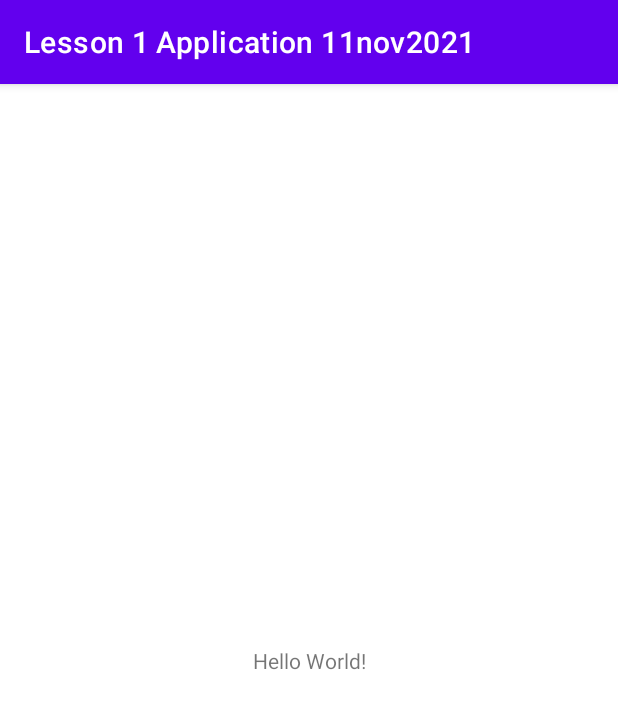
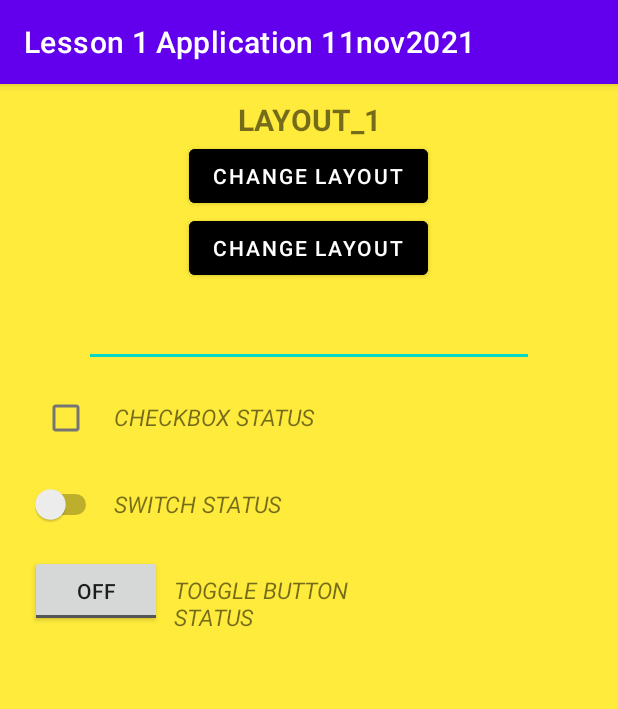
Before and after one commit to DmitryXIII/Lesson_1_application_11nov2021, an Android app: the screen it shows after launch (MainActivity), on a phone screen of 412 x 824 dp. Shown: the top 709 px of the screen. Run offline under Robolectric (Android 15) with nearby library versions, the phone set to English and light mode, and no system bars.

Commit message:
change layouts by click on button

```diff
--- a/app/src/main/AndroidManifest.xml
+++ b/app/src/main/AndroidManifest.xml
@@ -18,6 +18,7 @@
                 <category android:name="android.intent.category.LAUNCHER" />
             </intent-filter>
         </activity>
+        <activity android:name=".SecondLayout"></activity>
     </application>
 
 </manifest>
--- a/app/src/main/java/com/ineedyourcode/lesson1application11nov2021/MainActivity.java
+++ b/app/src/main/java/com/ineedyourcode/lesson1application11nov2021/MainActivity.java
@@ -2,7 +2,10 @@ package com.ineedyourcode.lesson1application11nov2021;
 
 import androidx.appcompat.app.AppCompatActivity;
 
+import android.content.Intent;
 import android.os.Bundle;
+import android.view.View;
+import android.widget.Button;
 
 public class MainActivity extends AppCompatActivity {
 
@@ -10,5 +13,12 @@ public class MainActivity extends AppCompatActivity {
     protected void onCreate(Bundle savedInstanceState) {
         super.onCreate(savedInstanceState);
         setContentView(R.layout.activity_main);
+
+        Button btnChangeLayout1to2 = findViewById(R.id.btn_change_layout_1_to_2);
+
+        btnChangeLayout1to2.setOnClickListener(v -> {
+            Intent intent = new Intent(MainActivity.this, SecondLayout.class);
+            startActivity(intent);
+        });
     }
 }
--- /dev/null
+++ b/app/src/main/java/com/ineedyourcode/lesson1application11nov2021/SecondLayout.java
@@ -0,0 +1,24 @@
+package com.ineedyourcode.lesson1application11nov2021;
+
+import android.content.Intent;
+import android.os.Bundle;
+import android.view.View;
+import android.widget.Button;
+
+import androidx.appcompat.app.AppCompatActivity;
+
+public class SecondLayout extends AppCompatActivity {
+
+    @Override
+    protected void onCreate(Bundle savedInstanceState) {
+        super.onCreate(savedInstanceState);
+        setContentView(R.layout.activity_second_layout);
+
+        Button btnChangeLayout2to1 = findViewById(R.id.btn_change_layout_2_to_1);
+
+        btnChangeLayout2to1.setOnClickListener(v -> {
+            Intent intent = new Intent(SecondLayout.this, MainActivity.class);
+            startActivity(intent);
+        });
+    }
+}
--- a/app/src/main/res/layout/activity_main.xml
+++ b/app/src/main/res/layout/activity_main.xml
@@ -1,18 +1,110 @@
 <?xml version="1.0" encoding="utf-8"?>
-<androidx.constraintlayout.widget.ConstraintLayout xmlns:android="http://schemas.android.com/apk/res/android"
-    xmlns:app="http://schemas.android.com/apk/res-auto"
+<LinearLayout xmlns:android="http://schemas.android.com/apk/res/android"
     xmlns:tools="http://schemas.android.com/tools"
+    android:orientation="vertical"
     android:layout_width="match_parent"
     android:layout_height="match_parent"
+    android:background="@color/yellow"
+    android:padding="10dp"
     tools:context=".MainActivity">
 
     <TextView
+        android:id="@+id/txt_layout_1"
+        android:layout_width="match_parent"
+        android:layout_height="wrap_content"
+        android:gravity="center_horizontal|top"
+        android:text="LAYOUT_1"
+        android:textSize="20sp"
+        android:textStyle="bold" />
+
+    <Button
+        android:id="@+id/btn_change_layout_1_to_2"
         android:layout_width="wrap_content"
         android:layout_height="wrap_content"
-        android:text="Hello World!"
-        app:layout_constraintBottom_toBottomOf="parent"
-        app:layout_constraintLeft_toLeftOf="parent"
-        app:layout_constraintRight_toRightOf="parent"
-        app:layout_constraintTop_toTopOf="parent" />
+        android:layout_gravity="center_horizontal"
+        android:backgroundTint="@color/black"
+        android:text="Change layout" />
 
-</androidx.constraintlayout.widget.ConstraintLayout>
+    <Button
+        android:id="@+id/btn_111"
+        android:layout_width="wrap_content"
+        android:layout_height="wrap_content"
+        android:layout_gravity="center_horizontal"
+        android:backgroundTint="@color/black"
+        android:text="Change layout" />
+
+    <EditText
+        android:id="@+id/etxt_edittext_1"
+        android:layout_width="300dp"
+        android:layout_height="wrap_content"
+        android:layout_gravity="center_horizontal"
+        android:padding="15dp" />
+
+    <LinearLayout
+        android:id="@+id/layout_checkbox"
+        android:layout_width="match_parent"
+        android:layout_height="wrap_content"
+        android:orientation="horizontal"
+        android:padding="10dp">
+
+        <CheckBox
+            android:id="@+id/cbx_checkbox_1"
+            android:layout_width="wrap_content"
+            android:layout_height="wrap_content" />
+
+        <TextView
+            android:id="@+id/txt_checkbox_status"
+            android:layout_width="180dp"
+            android:layout_height="wrap_content"
+            android:paddingLeft="8dp"
+            android:text="CHECKBOX STATUS"
+            android:textSize="15sp"
+            android:textStyle="italic" />
+    </LinearLayout>
+
+    <LinearLayout
+        android:id="@+id/layout_switch"
+        android:layout_width="match_parent"
+        android:layout_height="wrap_content"
+        android:orientation="horizontal"
+        android:padding="10dp">
+
+        <Switch
+            android:id="@+id/sw_switch_1"
+            android:layout_width="wrap_content"
+            android:layout_height="wrap_content"
+            tools:ignore="UseSwitchCompatOrMaterialXml" />
+
+        <TextView
+            android:id="@+id/txt_switch_status"
+            android:layout_width="180dp"
+            android:layout_height="wrap_content"
+            android:paddingLeft="8dp"
+            android:text="SWITCH STATUS"
+            android:textSize="15sp"
+            android:textStyle="italic" />
+    </LinearLayout>
+
+    <LinearLayout
+        android:id="@+id/layout_toggle_button"
+        android:layout_width="match_parent"
+        android:layout_height="wrap_content"
+        android:orientation="horizontal"
+        android:padding="10dp">
+
+        <ToggleButton
+            android:id="@+id/tbtn_toggle_button_1"
+            android:layout_width="wrap_content"
+            android:layout_height="wrap_content" />
+
+        <TextView
+            android:id="@+id/txt_toggle_button_status"
+            android:layout_width="180dp"
+            android:layout_height="wrap_content"
+            android:paddingLeft="8dp"
+            android:text="TOGGLE BUTTON STATUS"
+            android:textSize="15sp"
+            android:textStyle="italic" />
+    </LinearLayout>
+
+</LinearLayout>
--- /dev/null
+++ b/app/src/main/res/layout/activity_second_layout.xml
@@ -0,0 +1,25 @@
+<?xml version="1.0" encoding="utf-8"?>
+<LinearLayout xmlns:android="http://schemas.android.com/apk/res/android"
+    android:orientation="vertical"
+    android:layout_width="match_parent"
+    android:layout_height="match_parent"
+    android:padding="10dp">
+
+    <TextView
+        android:id="@+id/txt_layout_2"
+        android:layout_width="match_parent"
+        android:layout_height="wrap_content"
+        android:gravity="center_horizontal|top"
+        android:text="LAYOUT_2"
+        android:textSize="20sp"
+        android:textStyle="bold" />
+
+    <Button
+        android:id="@+id/btn_change_layout_2_to_1"
+        android:layout_width="wrap_content"
+        android:layout_height="wrap_content"
+        android:layout_gravity="center_horizontal"
+        android:backgroundTint="@color/black"
+        android:text="Change layout" />
+
+</LinearLayout>
--- a/app/src/main/res/values/colors.xml
+++ b/app/src/main/res/values/colors.xml
@@ -1,10 +1,12 @@
 <?xml version="1.0" encoding="utf-8"?>
 <resources>
-    <color name="purple_200">#FFBB86FC</color>
+    <color name="purple_200">#FFEB3B</color>
     <color name="purple_500">#FF6200EE</color>
     <color name="purple_700">#FF3700B3</color>
     <color name="teal_200">#FF03DAC5</color>
     <color name="teal_700">#FF018786</color>
     <color name="black">#FF000000</color>
     <color name="white">#FFFFFFFF</color>
+    <color name="yellow">#FFFFEB3B</color>
+    <color name="green">#FF4CAF50</color>
 </resources>
```
